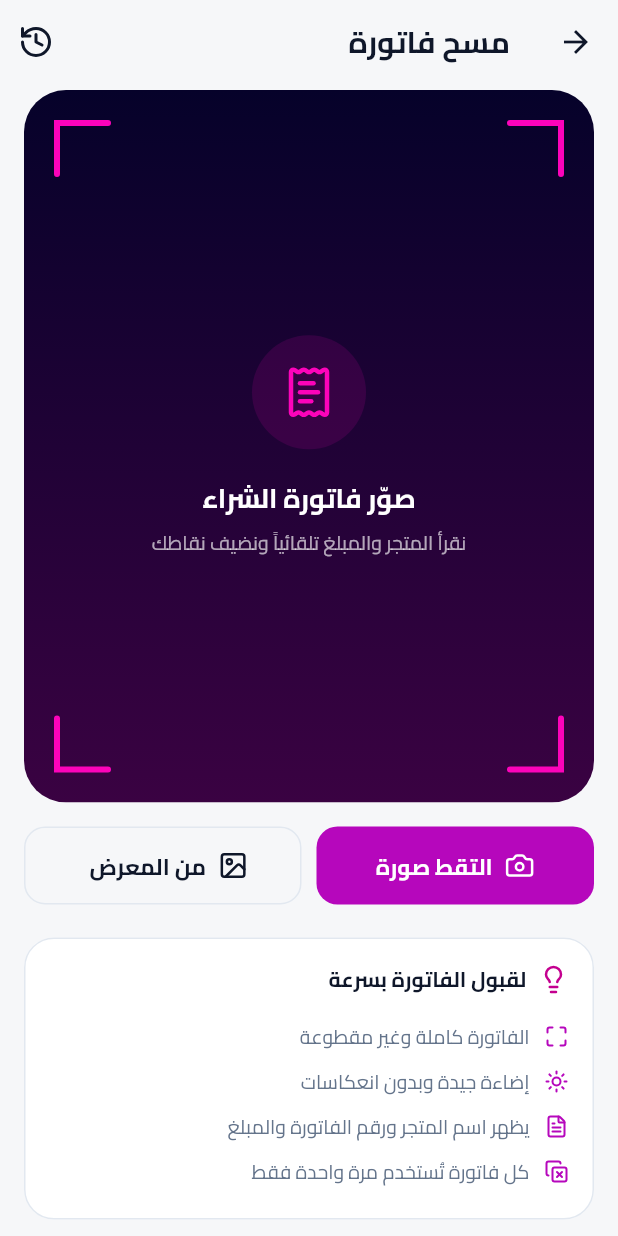
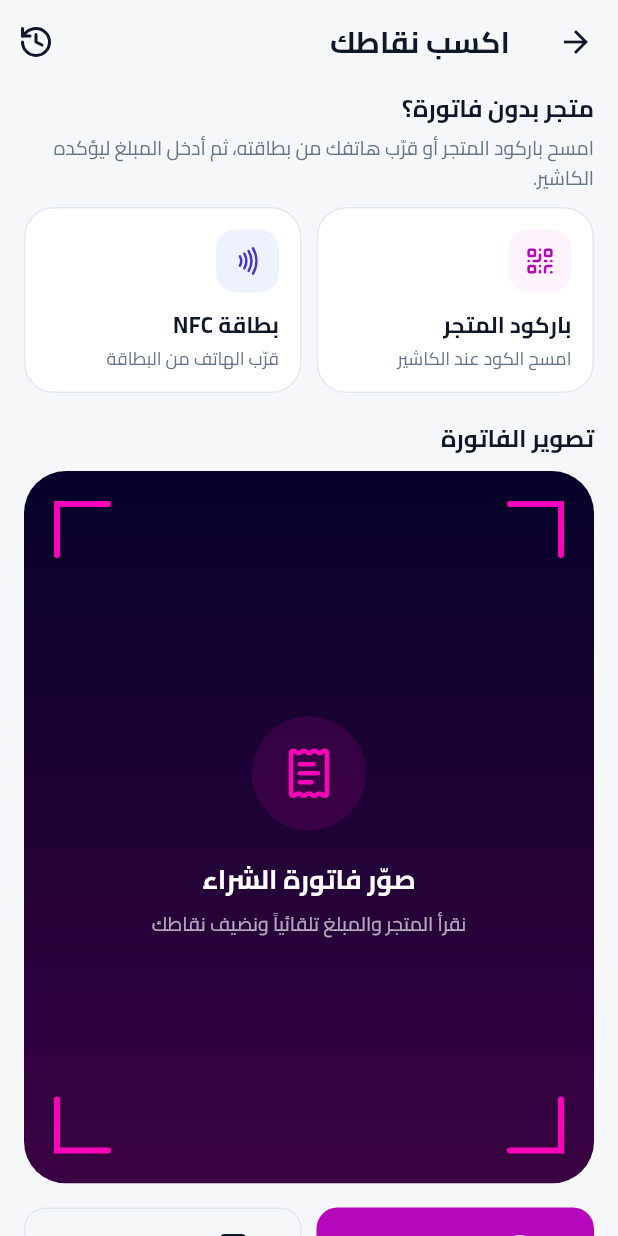
Before and after one commit to ahmedsawan567-cmd/MM-APP, a Flutter app: the ScanTab screen opened directly with empty values, on a phone screen of 412 x 824 dp. Run offline on Flutter 3.47's test engine with Material 3 defaults, Android fonts, the phone set to English and light mode, and no system bars; our stand-ins replace firebase_core, firebase_messaging, flutter_local_notifications, image_picker, lucide_icons_flutter, qr_flutter and 1 more; missing offline and left inert: mobile_scanner, ndef_record, nfc_manager, workmanager; accounts and stored records are empty.

Commit message:
App: earn points by scanning the store QR code or reading its NFC card, with amount claim screen
Co-Authored-By: Claude Opus 5.5 <noreply@anthropic.com>
Claude-Session: https://claude.ai/code/session_01APDyyMqHnmB2woVEJeEjQV

```diff
--- a/almaraa_mall_flutter/lib/core/constants/app_constants.dart
+++ b/almaraa_mall_flutter/lib/core/constants/app_constants.dart
@@ -4,7 +4,7 @@ import '../services/server_config.dart';
 
 class AppConstants {
   /// إصدار التطبيق (يُرسل للخادم ليظهر في ملف العميل). حدّثه مع version في pubspec.yaml.
-  static const String appVersion = '1.7.0';
+  static const String appVersion = '1.8.0';
 
   // ----------------------------------------------------
   // 1. BACKEND API (ASP.NET CORE 9)
--- a/almaraa_mall_flutter/lib/core/services/loyalty_api.dart
+++ b/almaraa_mall_flutter/lib/core/services/loyalty_api.dart
@@ -71,6 +71,14 @@ class LoyaltyApi {
   // ---------- الرئيسية والمتاجر ----------
   static Future<HomeData> getHome() async => HomeData.fromJson(await _api.get('/v1/mobile/home'));
 
+  /// بيانات المتجر من محتوى باركود المتجر أو بطاقة NFC.
+  static Future<Map<String, dynamic>> resolveStoreCode(String code) async =>
+      Map<String, dynamic>.from(await _api.get('/v1/purchases/store', query: {'code': code}) as Map);
+
+  /// طلب نقاط على مشتريات من متجر بدون فاتورة (يؤكده كاشير المتجر).
+  static Future<Map<String, dynamic>> claimPurchase({required String code, required double amount, required String method, String? note}) async =>
+      Map<String, dynamic>.from(await _api.post('/v1/purchases/claim', {'code': code, 'amount': amount, 'method': method, 'note': note}) as Map);
+
   static Future<Map<String, dynamic>> getTiers() async =>
       Map<String, dynamic>.from(await _api.get('/v1/mobile/tiers') as Map);
 
--- a/almaraa_mall_flutter/lib/screens/scan_tab.dart
+++ b/almaraa_mall_flutter/lib/screens/scan_tab.dart
@@ -9,7 +9,10 @@ import '../core/services/session.dart';
 import '../core/theme/app_theme.dart';
 import '../models/invoice.dart';
 import '../widgets/common.dart';
+import '../core/services/store_code_reader.dart';
 import 'invoices_screen.dart';
+import 'store_claim_screen.dart';
+import 'store_qr_scanner_screen.dart';
 
 /// اختيار صورة فاتورة من الكاميرا أو المعرض بحجم مناسب للرفع.
 Future<File?> pickReceiptImage(BuildContext context, ImageSource source) async {
@@ -161,7 +164,7 @@ class _ScanTabState extends State<ScanTab> with SingleTickerProviderStateMixin {
     final p = context.palette;
     return Scaffold(
       appBar: AppBar(
-        title: const Text('مسح فاتورة'),
+        title: const Text('اكسب نقاطك'),
         actions: [
           IconButton(
             tooltip: 'سجل الفواتير',
@@ -173,6 +176,10 @@ class _ScanTabState extends State<ScanTab> with SingleTickerProviderStateMixin {
       body: ListView(
         padding: const EdgeInsets.fromLTRB(16, 4, 16, 24),
         children: [
+          _methods(p),
+          const SizedBox(height: 18),
+          Text('تصوير الفاتورة', style: Theme.of(context).textTheme.titleMedium),
+          const SizedBox(height: 10),
           _viewfinder(p),
           const SizedBox(height: 16),
           AnimatedSwitcher(
@@ -223,6 +230,92 @@ class _ScanTabState extends State<ScanTab> with SingleTickerProviderStateMixin {
         ],
       ),
     );
+  }
+
+  /// ثلاث طرق لكسب النقاط: تصوير الفاتورة، باركود المتجر، بطاقة NFC.
+  Widget _methods(AppPalette p) {
+    Widget card(IconData icon, String title, String sub, Tone tone, VoidCallback onTap) => Expanded(
+          child: AppCard(
+            padding: const EdgeInsets.all(14),
+            onTap: onTap,
+            child: Column(
+              crossAxisAlignment: CrossAxisAlignment.start,
+              children: [
+                IconBadge(icon, tone: tone, size: 42),
+                const SizedBox(height: 10),
+                Text(title, style: const TextStyle(fontWeight: FontWeight.w700, fontSize: 15)),
+                const SizedBox(height: 2),
+                Text(sub, style: TextStyle(fontSize: 12, color: p.muted, height: 1.4)),
+              ],
+            ),
+          ),
+        );
+    return Column(
+      crossAxisAlignment: CrossAxisAlignment.start,
+      children: [
+        Text('متجر بدون فاتورة؟', style: Theme.of(context).textTheme.titleMedium),
+        const SizedBox(height: 4),
+        Text('امسح باركود المتجر أو قرّب هاتفك من بطاقته، ثم أدخل المبلغ ليؤكده الكاشير.',
+            style: TextStyle(color: p.muted, fontSize: 13)),
+        const SizedBox(height: 10),
+        Row(children: [
+          card(LucideIcons.qrCode, 'باركود المتجر', 'امسح الكود عند الكاشير', Tone.brand, _scanStoreQr),
+          const SizedBox(width: 10),
+          card(LucideIcons.nfc, 'بطاقة NFC', 'قرّب الهاتف من البطاقة', Tone.info, _readNfc),
+        ]),
+      ],
+    );
+  }
+
+  Future<void> _openClaim(String code, String method) async {
+    final sent = await pushPage<bool>(context, StoreClaimScreen(code: code, method: method));
+    if (sent == true && mounted) pushPage(context, const InvoicesScreen());
+  }
+
+  Future<void> _scanStoreQr() async {
+    final code = await pushPage<String>(context, const StoreQrScannerScreen());
+    if (code != null && mounted) await _openClaim(code, 'QR');
+  }
+
+  Future<void> _readNfc() async {
+    if (!await StoreNfcReader.isAvailable()) {
+      if (mounted) showMessage(context, 'قارئ NFC غير متاح أو غير مفعّل في هاتفك. فعّله من الإعدادات أو استخدم باركود المتجر.', error: true);
+      return;
+    }
+    if (!mounted) return;
+    // نافذة انتظار أثناء تقريب البطاقة
+    var cancelled = false;
+    showModalBottomSheet(
+      context: context,
+      isDismissible: true,
+      builder: (ctx) => Padding(
+        padding: const EdgeInsets.fromLTRB(24, 8, 24, 32),
+        child: Column(mainAxisSize: MainAxisSize.min, children: [
+          const IconBadge(LucideIcons.nfc, tone: Tone.info, size: 72),
+          const SizedBox(height: 16),
+          Text('قرّب هاتفك من بطاقة المتجر', style: Theme.of(ctx).textTheme.titleLarge),
+          const SizedBox(height: 8),
+          Text('ضع ظهر الهاتف على البطاقة حتى تسمع إشارة القراءة', style: TextStyle(color: ctx.palette.muted)),
+          const SizedBox(height: 18),
+          TextButton(onPressed: () => Navigator.pop(ctx), child: const Text('إلغاء')),
+        ]),
+      ),
+    ).whenComplete(() {
+      cancelled = true;
+      StoreNfcReader.cancel();
+    });
+    final text = await StoreNfcReader.read();
+    if (!mounted) return;
+    if (!cancelled) Navigator.of(context).pop();
+    if (text == null) {
+      if (!cancelled) showMessage(context, 'لم تُقرأ البطاقة. حاول مرة أخرى أو امسح باركود المتجر.', error: true);
+      return;
+    }
+    if (!text.toUpperCase().contains('MMALL-STORE')) {
+      showMessage(context, 'هذه البطاقة لا تخص متجراً في المرأة مول.', error: true);
+      return;
+    }
+    await _openClaim(text, 'NFC');
   }
 
   Widget _viewfinder(AppPalette p) {
--- a/almaraa_mall_flutter/lib/widgets/common.dart
+++ b/almaraa_mall_flutter/lib/widgets/common.dart
@@ -340,6 +340,7 @@ class StatusChip extends StatelessWidget {
         'RESUBMISSION_REQUESTED' => const StatusChip(label: 'صوّرها من جديد', tone: Tone.warning, icon: LucideIcons.camera),
         'DISPUTED' => const StatusChip(label: 'اعتراض قيد المراجعة', tone: Tone.info),
         'VOIDED' => const StatusChip(label: 'ملغاة', tone: Tone.neutral),
+        'AWAITING_STORE' => const StatusChip(label: 'بانتظار تأكيد المتجر', tone: Tone.info, icon: LucideIcons.store),
         _ => const StatusChip(label: 'قيد المراجعة', tone: Tone.gold, icon: LucideIcons.clock),
       };
 
--- a/almaraa_mall_flutter/pubspec.yaml
+++ b/almaraa_mall_flutter/pubspec.yaml
@@ -1,7 +1,7 @@
 name: almaraa_mall
 description: "تطبيق المرأة مول - منظومة التسوق والولاء الفاخرة (Almaraa Mall)"
 publish_to: 'none'
-version: 1.7.0+9
+version: 1.8.0+10
 
 environment:
   sdk: '>=3.0.0 <4.0.0'
@@ -29,6 +29,9 @@ dependencies:
   workmanager: ^0.10.10
   firebase_core: ^5.1.0
   firebase_messaging: ^17.0.1
+  mobile_scanner: ^7.5.0
+  nfc_manager: ^4.3.0
+  ndef_record: ^1.5.0
 
 dev_dependencies:
   flutter_test:
```
Also changed, not shown: almaraa_mall_flutter/lib/core/services/store_code_reader.dart (added, +77 -0 lines), almaraa_mall_flutter/lib/screens/store_claim_screen.dart (added, +144 -0 lines), almaraa_mall_flutter/lib/screens/store_qr_scanner_screen.dart (added, +94 -0 lines), almaraa_mall_flutter/pubspec.lock, 2 other files.
